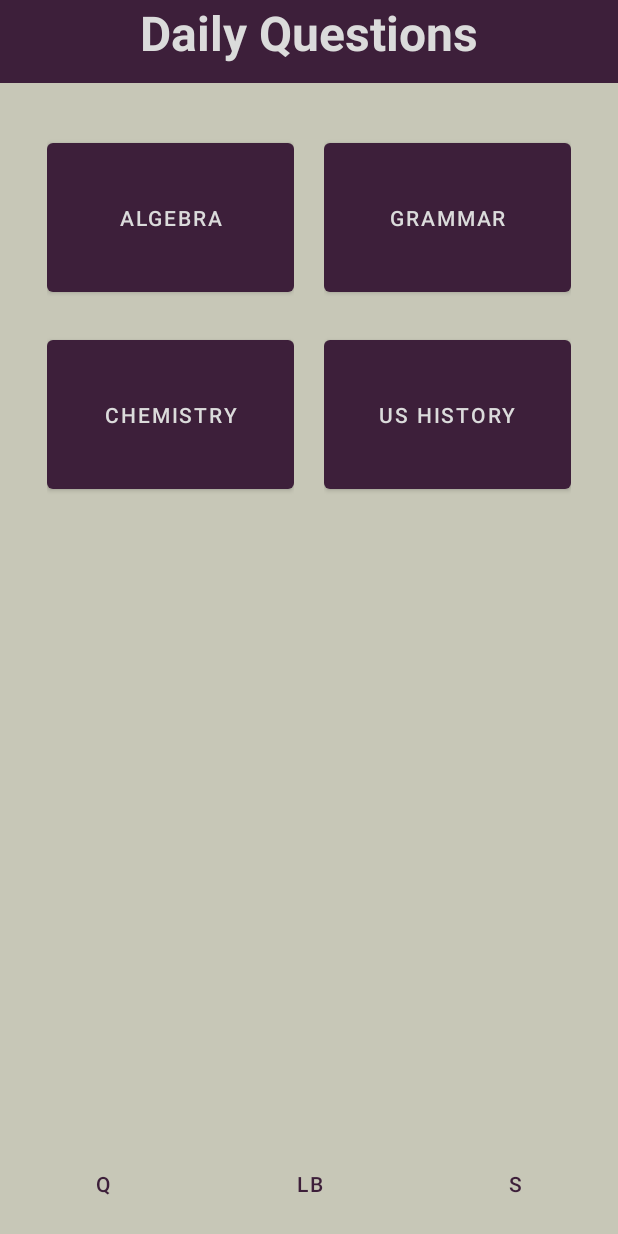
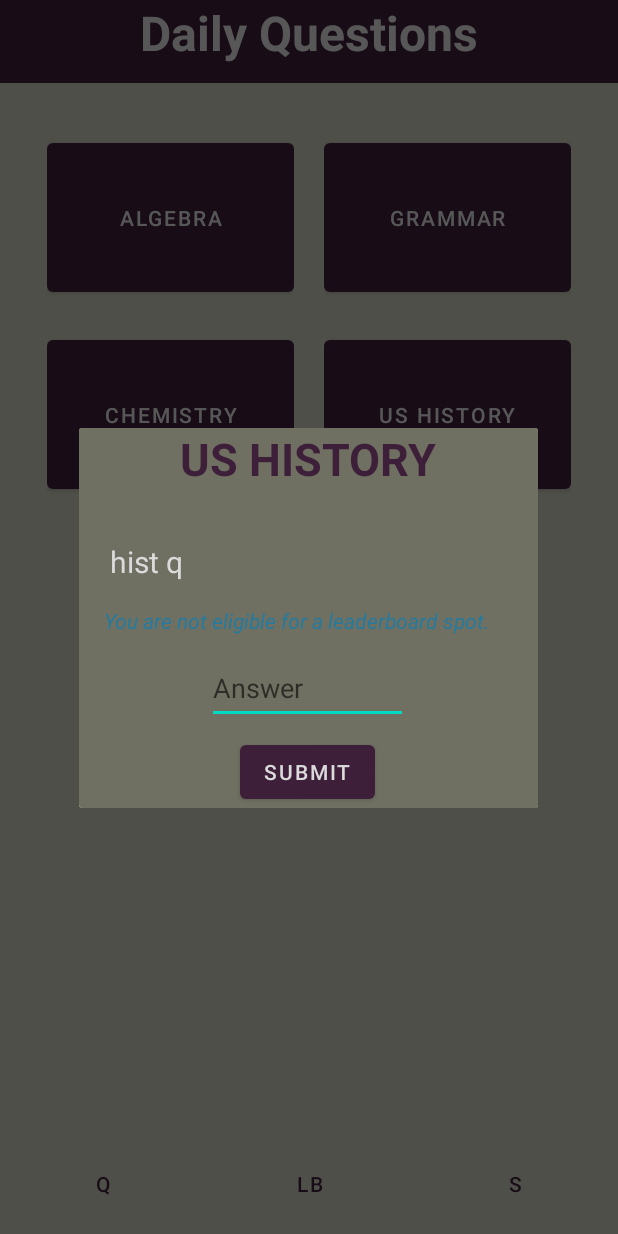
Before and after one commit to catherinepaopao/the-grind, an Android app: the GamePage screen opened directly, with no data from a screen before it, after a tap on "US HISTORY", on a phone screen of 412 x 824 dp. Run offline under Robolectric (Android 15) with nearby library versions, the light colour scheme and no system bars.

Commit message:
question dialogs

```diff
--- a/app/src/main/java/com/idk/thegrind/GameData.java
+++ b/app/src/main/java/com/idk/thegrind/GameData.java
@@ -3,5 +3,7 @@ package com.idk.thegrind;
 public class GameData {
     public static int currentPage = 1; // 1 questions, 2 leaderboard, 3 settings
     public static String[] subjects = {"Algebra", "Grammar", "Chemistry", "US History"}; // replace with images for buttons later
-    public static String[] subjectQuestions = {}; // initialize with questions for each later
+    public static String[] subjectQuestions = {"alg q", "gram q", "chem q", "hist q"}; // initialize with questions for each later
+    public static String[] subjectAnswers = {}; // initialize with answers based on questions, take from server if we use
+    public static boolean[] eligible = {true, true, true, true}; // if user hasn't viewed subject yet
 }
--- a/app/src/main/java/com/idk/thegrind/GamePage.java
+++ b/app/src/main/java/com/idk/thegrind/GamePage.java
@@ -57,7 +57,8 @@ public class GamePage extends AppCompatActivity {
         hideSettings();
         showQuestions();
 
-        questionAdapter = new QuestionAdapter(GameData.subjects);
+        QuestionDialog questionDialog = new QuestionDialog(this);
+        questionAdapter = new QuestionAdapter(GameData.subjects, questionDialog);
 
         questionsQuestions.setLayoutManager(new GridLayoutManager(this, 2));
         questionsQuestions.setAdapter(questionAdapter);
--- a/app/src/main/java/com/idk/thegrind/QuestionAdapter.java
+++ b/app/src/main/java/com/idk/thegrind/QuestionAdapter.java
@@ -1,5 +1,7 @@
 package com.idk.thegrind;
 
+import android.content.DialogInterface;
+import android.content.Intent;
 import android.graphics.Color;
 import android.view.LayoutInflater;
 import android.view.View;
@@ -10,9 +12,11 @@ import androidx.recyclerview.widget.RecyclerView;
 
 public class QuestionAdapter extends RecyclerView.Adapter<QuestionAdapter.QuestionViewHolder>{
     String[] subjects;
+    QuestionDialog questionDialog;
 
-    public QuestionAdapter(String[] subjects) {
+    public QuestionAdapter(String[] subjects, QuestionDialog questionDialog) {
         this.subjects = subjects;
+        this.questionDialog = questionDialog;
     }
 
     public static class QuestionViewHolder extends RecyclerView.ViewHolder {
@@ -49,7 +53,14 @@ public class QuestionAdapter extends RecyclerView.Adapter<QuestionAdapter.Questi
         viewHolder.buttonView.setOnClickListener(new View.OnClickListener() {
             @Override
             public void onClick(View view) {
+                questionDialog.showDialog(position);
+            }
+        });
 
+        questionDialog.setOnDismissListener(new DialogInterface.OnDismissListener() {
+            @Override
+            public void onDismiss(DialogInterface dialogInterface) {
+                GameData.eligible[position] = false;
             }
         });
     }
--- /dev/null
+++ b/app/src/main/java/com/idk/thegrind/QuestionDialog.java
@@ -0,0 +1,51 @@
+package com.idk.thegrind;
+
+import android.app.Dialog;
+import android.content.Context;
+import android.view.View;
+import android.widget.Button;
+import android.widget.TextView;
+
+import androidx.annotation.NonNull;
+
+import java.util.Locale;
+
+public class QuestionDialog extends Dialog {
+    public QuestionDialog(@NonNull Context context) {
+        super(context);
+        setContentView(R.layout.question_dialog);
+
+    }
+
+    public void showDialog(int position){
+        Button submit = findViewById(R.id.submit);
+        TextView eligibility = findViewById(R.id.eligibility);
+        TextView subjectName = findViewById(R.id.subject_name);
+        TextView questionText = findViewById(R.id.question_text);
+
+        subjectName.setText(GameData.subjects[position].toUpperCase(Locale.ROOT));
+        questionText.setText(GameData.subjectQuestions[position]);
+
+        if(GameData.eligible[position]){
+            eligibility.setText("");
+        } else {
+            eligibility.setText(R.string.not_eligible);
+        }
+
+        submit.setOnClickListener(new View.OnClickListener() {
+            @Override
+            public void onClick(View v) {
+                if(GameData.eligible[position]){ // leaderboard submit
+
+                } else {
+
+                }
+
+                GameData.eligible[position] = false;
+                dismiss();
+            }
+        });
+
+        show();
+    }
+}
--- a/app/src/main/res/layout/activity_main.xml
+++ b/app/src/main/res/layout/activity_main.xml
@@ -59,6 +59,6 @@
         app:layout_constraintEnd_toEndOf="parent"
         app:layout_constraintHorizontal_bias="0.496"
         app:layout_constraintStart_toStartOf="parent"
-        app:srcCompat="@mipmap/ic_launcher_foreground" />
+        app:srcCompat="@drawable/logo" />
 
 </androidx.constraintlayout.widget.ConstraintLayout>
--- a/app/src/main/res/layout/profile_dialog.xml
+++ b/app/src/main/res/layout/profile_dialog.xml
@@ -4,7 +4,7 @@
     xmlns:tools="http://schemas.android.com/tools"
     android:layout_width="match_parent"
     android:layout_height="match_parent"
-    android:background="@color/off_white">
+    android:background="@color/darker_graylow">
 
     <TextView
         android:id="@+id/change_name"
--- /dev/null
+++ b/app/src/main/res/layout/question_dialog.xml
@@ -0,0 +1,71 @@
+<?xml version="1.0" encoding="utf-8"?>
+<androidx.constraintlayout.widget.ConstraintLayout xmlns:android="http://schemas.android.com/apk/res/android"
+    xmlns:app="http://schemas.android.com/apk/res-auto"
+    xmlns:tools="http://schemas.android.com/tools"
+    android:layout_width="match_parent"
+    android:layout_height="match_parent"
+    android:background="@color/darker_graylow">
+
+    <TextView
+        android:id="@+id/subject_name"
+        android:layout_width="306dp"
+        android:layout_height="47dp"
+        android:text="SUBJECT"
+        android:textAlignment="center"
+        android:textStyle="bold"
+        android:textColor="@color/dark_purple"
+        android:textSize="30sp"
+        app:layout_constraintEnd_toEndOf="parent"
+        app:layout_constraintStart_toStartOf="parent"
+        app:layout_constraintTop_toTopOf="parent" />
+
+    <TextView
+        android:id="@+id/question_text"
+        android:layout_width="265dp"
+        android:layout_height="wrap_content"
+        android:layout_marginTop="28dp"
+        android:text="the question"
+        android:textColor="@color/off_white"
+        android:textSize="20sp"
+        app:layout_constraintEnd_toEndOf="parent"
+        app:layout_constraintStart_toStartOf="parent"
+        app:layout_constraintTop_toBottomOf="@+id/subject_name" />
+
+    <TextView
+        android:id="@+id/eligibility"
+        android:layout_width="272dp"
+        android:layout_height="23dp"
+        android:layout_marginTop="16dp"
+        android:text="eligibility"
+        android:textStyle="italic"
+        android:textColor="@color/blue_mid"
+        app:layout_constraintEnd_toEndOf="parent"
+        app:layout_constraintHorizontal_bias="0.496"
+        app:layout_constraintStart_toStartOf="parent"
+        app:layout_constraintTop_toBottomOf="@+id/question_text" />
+
+    <EditText
+        android:id="@+id/answer_box"
+        android:layout_width="134dp"
+        android:layout_height="47dp"
+        android:layout_marginTop="8dp"
+        android:ems="10"
+        android:inputType="textPersonName"
+        android:hint="@string/enter_answer"
+        app:layout_constraintEnd_toEndOf="parent"
+        app:layout_constraintHorizontal_bias="0.498"
+        app:layout_constraintStart_toStartOf="parent"
+        app:layout_constraintTop_toBottomOf="@+id/eligibility" />
+
+    <Button
+        android:id="@+id/submit"
+        android:layout_width="wrap_content"
+        android:layout_height="wrap_content"
+        android:layout_marginTop="8dp"
+        android:text="@string/submit"
+        app:layout_constraintEnd_toEndOf="parent"
+        app:layout_constraintHorizontal_bias="0.498"
+        app:layout_constraintStart_toStartOf="parent"
+        app:layout_constraintTop_toBottomOf="@+id/answer_box" />
+
+</androidx.constraintlayout.widget.ConstraintLayout>
--- a/app/src/main/res/values/colors.xml
+++ b/app/src/main/res/values/colors.xml
@@ -4,7 +4,7 @@
     <color name="purple_500">#FF6200EE</color>
     <color name="purple_700">#FF3700B3</color>
     <color name="teal_200">#FF03DAC5</color>
-    <color name="teal_700">#FF018786</color>
+    <color name="blue_mid">#FF247BA0</color>
     <color name="black">#FF000000</color>
     <color name="white">#FFFFFFFF</color>
     <color name="gray_ish">#FF5c584e</color>
--- a/app/src/main/res/values/strings.xml
+++ b/app/src/main/res/values/strings.xml
@@ -13,4 +13,7 @@
     <string name="enter_name_tag">Enter Preferred Name:</string>
     <string name="enter_name">Enter your name here</string>
     <string name="save">SAVE</string>
+    <string name="submit">SUBMIT</string>
+    <string name="enter_answer">Answer</string>
+    <string name="not_eligible">You are not eligible for a leaderboard spot.</string>
 </resources>
--- a/app/src/main/res/values/themes.xml
+++ b/app/src/main/res/values/themes.xml
@@ -7,7 +7,7 @@
         <item name="colorOnPrimary">@color/off_white</item>
         <!-- Secondary brand color. -->
         <item name="colorSecondary">@color/teal_200</item>
-        <item name="colorSecondaryVariant">@color/teal_700</item>
+        <item name="colorSecondaryVariant">@color/blue_mid</item>
         <item name="colorOnSecondary">@color/black</item>
         <!-- Status bar color. -->
         <item name="android:statusBarColor" tools:targetApi="l">?attr/colorPrimaryVariant</item>
```
Also changed, not shown: app/src/main/res/drawable-v24/logo.png (added).
